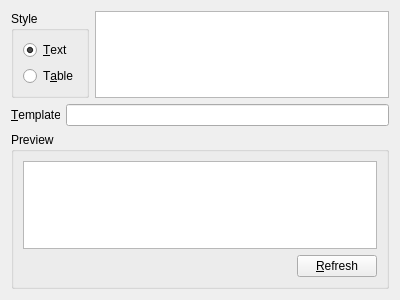
Old version of the form plugins/exp-html/htmlexportwidget.ui in the repository martin-kudlicka/vocabulary-master.
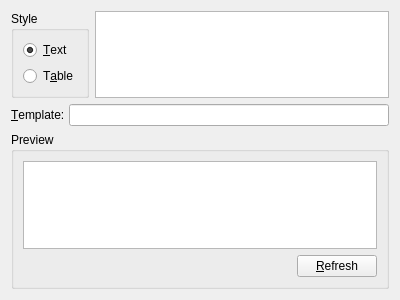
New version of the form.

```diff
--- a/plugins/exp-html/htmlexportwidget.ui
+++ b/plugins/exp-html/htmlexportwidget.ui
@@ -76,7 +76,7 @@
          <item>
           <widget class="QLabel" name="label">
            <property name="text">
-            <string>&amp;Template</string>
+            <string>&amp;Template:</string>
            </property>
            <property name="buddy">
             <cstring>qleTextEdit</cstring>
```
